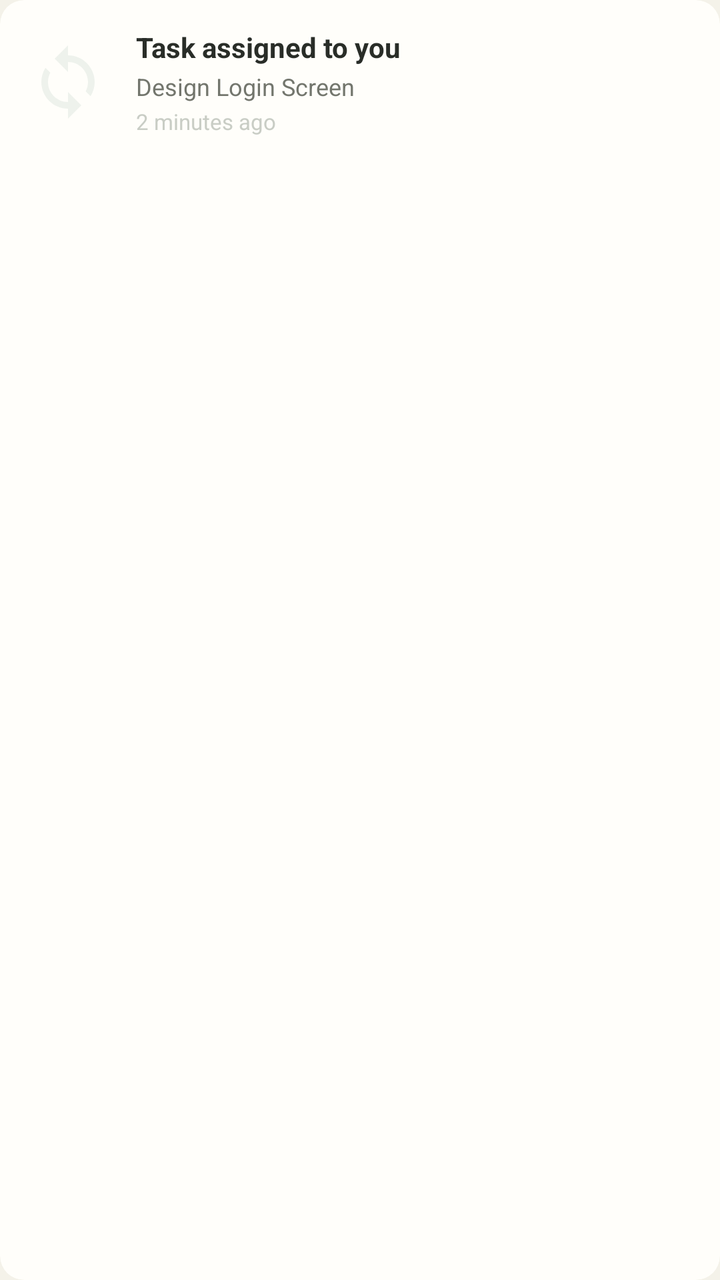
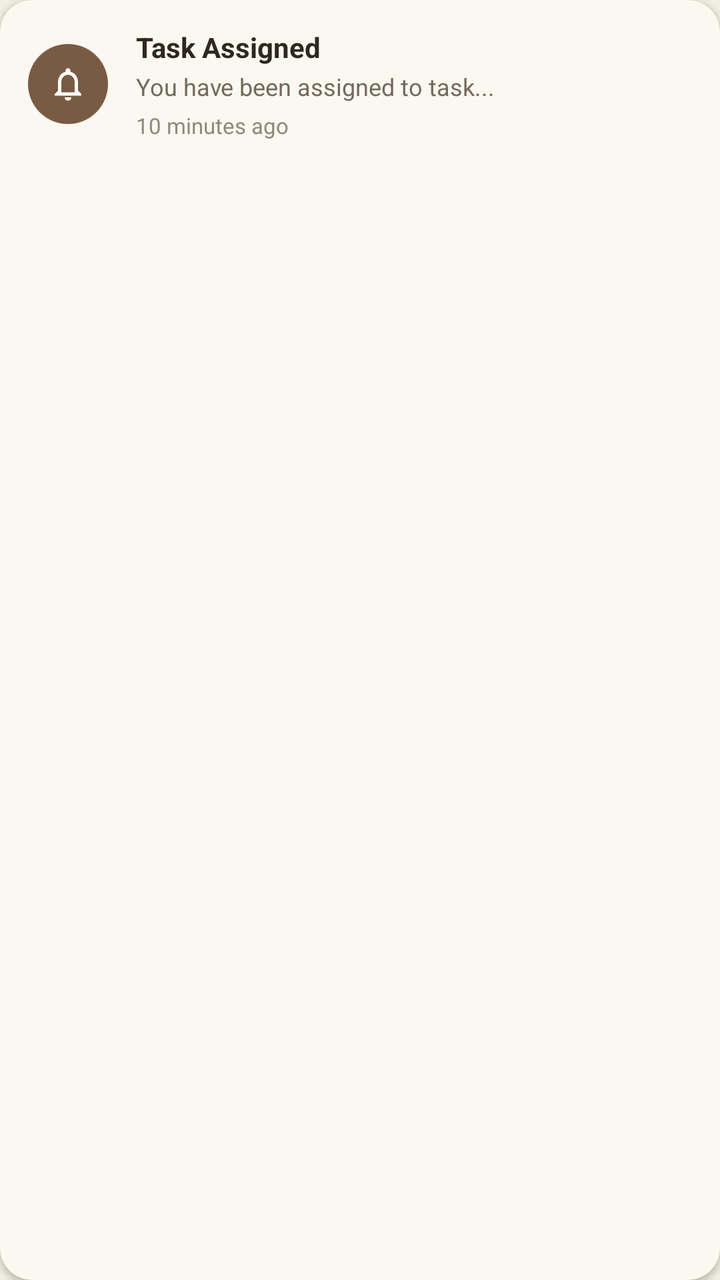

An Android layout rendered at two revisions. The XML below is the earlier revision; the diff shows what the commit changed to produce the second picture.
<!-- AndroidManifest.xml: application theme Theme.ProjectFlow -->
<!-- res/layout/item_notification.xml -->
<?xml version="1.0" encoding="utf-8"?>
<androidx.cardview.widget.CardView xmlns:android="http://schemas.android.com/apk/res/android"
    xmlns:app="http://schemas.android.com/apk/res-auto"
    android:layout_width="match_parent"
    android:layout_height="wrap_content"
    android:layout_marginBottom="10dp"
    app:cardBackgroundColor="@color/chalk_white"
    app:cardCornerRadius="12dp"
    app:cardElevation="0dp">

    <RelativeLayout
        android:layout_width="match_parent"
        android:layout_height="wrap_content"
        android:padding="14dp">

        <FrameLayout
            android:id="@+id/notifIconContainer"
            android:layout_width="40dp"
            android:layout_height="40dp"
            android:layout_alignParentStart="true"
            android:layout_centerVertical="true"
            android:background="@drawable/ic_sync"
            android:backgroundTint="@color/status_green_light" />

        <LinearLayout
            android:layout_width="match_parent"
            android:layout_height="wrap_content"
            android:layout_centerVertical="true"
            android:layout_marginStart="14dp"
            android:layout_toEndOf="@id/notifIconContainer"
            android:orientation="vertical">

            <TextView
                android:id="@+id/tvNotifTitle"
                android:layout_width="wrap_content"
                android:layout_height="wrap_content"
                android:text="Task assigned to you"
                android:textColor="@color/charcoal"
                android:textSize="14sp"
                android:textStyle="bold" />

            <TextView
                android:id="@+id/tvNotifSubtitle"
                android:layout_width="wrap_content"
                android:layout_height="wrap_content"
                android:layout_marginTop="2dp"
                android:text="Design Login Screen"
                android:textColor="@color/stone_grey"
                android:textSize="12sp" />

            <TextView
                android:id="@+id/tvNotifTime"
                android:layout_width="wrap_content"
                android:layout_height="wrap_content"
                android:layout_marginTop="2dp"
                android:text="2 minutes ago"
                android:textColor="@color/mineral_grey"
                android:textSize="11sp" />
        </LinearLayout>

    </RelativeLayout>

</androidx.cardview.widget.CardView>
<!-- resources referenced by this layout -->
<resources>
  <color name="chalk_white">#FFFEFA</color>
  <color name="charcoal">#292D28</color>
  <color name="mineral_grey">#C9CDC5</color>
  <color name="status_green_light">#EEF2EC</color>
  <color name="stone_grey">#73766D</color>
  <!-- drawable ic_sync (drawable) -->
  <vector xmlns:android="http://schemas.android.com/apk/res/android"
      android:width="24dp"
      android:height="24dp"
      android:viewportWidth="24"
      android:viewportHeight="24">
    <path
        android:fillColor="@color/deep_sage"
        android:pathData="M12,4V1L8,5l4,4V6c3.31,0 6,2.69 6,6 0,1.01,-0.25,1.97,-0.7,2.8l1.46,1.46C19.54,15.03 20,13.57 20,12c0,-4.42,-3.58,-8,-8,-8zm0,14c-3.31,0,-6,-2.69,-6,-6 0,-1.01 0.25,-1.97 0.7,-2.8L5.24,7.74C4.46,8.97 4,10.43 4,12c0,4.42 3.58,8 8,8v3l4,-4 -4,-4v3z"/>
  </vector>
  <style name="Theme.ProjectFlow" parent="Theme.MaterialComponents.DayNight.NoActionBar">
          
          <item name="colorPrimary">@color/deep_sage</item>
          <item name="colorPrimaryVariant">@color/deep_sage_dark</item>
          <item name="colorOnPrimary">@color/limestone_ivory</item>
  
          
          <item name="colorSecondary">@color/mineral_sage</item>
          <item name="colorSecondaryVariant">@color/mineral_sage</item>
          <item name="colorOnSecondary">@color/chalk_white</item>
  
          
          <item name="android:statusBarColor">@color/chalk_white</item>
          <item name="android:windowLightStatusBar">true</item>
  
          
          <item name="android:windowBackground">@color/limestone_ivory</item>
          <item name="colorSurface">@color/chalk_white</item>
      </style>
  <color name="deep_sage">#56664C</color>
  <color name="deep_sage_dark">#485640</color>
  <color name="limestone_ivory">#F4F2E9</color>
  <color name="mineral_sage">#78866B</color>
</resources>

<!-- the commit's change to res/layout/item_notification.xml (unified diff, before → after) -->
@@ -1,12 +1,13 @@
 <?xml version="1.0" encoding="utf-8"?>
 <androidx.cardview.widget.CardView xmlns:android="http://schemas.android.com/apk/res/android"
     xmlns:app="http://schemas.android.com/apk/res-auto"
+    android:id="@+id/cardNotification"
     android:layout_width="match_parent"
     android:layout_height="wrap_content"
     android:layout_marginBottom="10dp"
-    app:cardBackgroundColor="@color/chalk_white"
-    app:cardCornerRadius="12dp"
-    app:cardElevation="0dp">
+    app:cardBackgroundColor="@color/earth_surface"
+    app:cardCornerRadius="16dp"
+    app:cardElevation="2dp">
 
     <RelativeLayout
         android:layout_width="match_parent"
@@ -19,14 +20,24 @@
             android:layout_height="40dp"
             android:layout_alignParentStart="true"
             android:layout_centerVertical="true"
-            android:background="@drawable/ic_sync"
-            android:backgroundTint="@color/status_green_light" />
+            android:background="@drawable/bg_chip_selected"
+            android:padding="8dp">
+
+            <ImageView
+                android:id="@+id/ivNotifIcon"
+                android:layout_width="20dp"
+                android:layout_height="20dp"
+                android:layout_gravity="center"
+                android:src="@drawable/ic_notifications"
+                app:tint="@color/white" />
+        </FrameLayout>
 
         <LinearLayout
             android:layout_width="match_parent"
             android:layout_height="wrap_content"
             android:layout_centerVertical="true"
             android:layout_marginStart="14dp"
+            android:layout_toStartOf="@id/unreadDot"
             android:layout_toEndOf="@id/notifIconContainer"
             android:orientation="vertical">
 
@@ -34,8 +45,8 @@
                 android:id="@+id/tvNotifTitle"
                 android:layout_width="wrap_content"
                 android:layout_height="wrap_content"
-                android:text="Task assigned to you"
-                android:textColor="@color/charcoal"
+                android:text="Task Assigned"
+                android:textColor="@color/text_main"
                 android:textSize="14sp"
                 android:textStyle="bold" />
 
@@ -44,20 +55,28 @@
                 android:layout_width="wrap_content"
                 android:layout_height="wrap_content"
                 android:layout_marginTop="2dp"
-                android:text="Design Login Screen"
-                android:textColor="@color/stone_grey"
+                android:text="You have been assigned to task..."
+                android:textColor="@color/text_secondary"
                 android:textSize="12sp" />
 
             <TextView
                 android:id="@+id/tvNotifTime"
                 android:layout_width="wrap_content"
                 android:layout_height="wrap_content"
-                android:layout_marginTop="2dp"
-                android:text="2 minutes ago"
-                android:textColor="@color/mineral_grey"
+                android:layout_marginTop="4dp"
+                android:text="10 minutes ago"
+                android:textColor="@color/text_muted"
                 android:textSize="11sp" />
         </LinearLayout>
 
+        <View
+            android:id="@+id/unreadDot"
+            android:layout_width="10dp"
+            android:layout_height="10dp"
+            android:layout_alignParentEnd="true"
+            android:layout_centerVertical="true"
+            android:background="@drawable/bg_chip_selected"
+            android:visibility="gone" />
+
     </RelativeLayout>
-
 </androidx.cardview.widget.CardView>
<!-- resource entries referenced after the edit -->
@@ -1,42 +1,52 @@
 <!-- resources referenced by this layout -->
 <resources>
-  <color name="chalk_white">#FFFEFA</color>
-  <color name="charcoal">#292D28</color>
-  <color name="mineral_grey">#C9CDC5</color>
-  <color name="status_green_light">#EEF2EC</color>
-  <color name="stone_grey">#73766D</color>
-  <!-- drawable ic_sync (drawable) -->
+  <color name="earth_surface">#FBF8F1</color>
+  <color name="text_main">#30271F</color>
+  <color name="text_muted">#92877A</color>
+  <color name="text_secondary">#74695C</color>
+  <color name="white">#FFFDF8</color>
+  <!-- drawable bg_chip_selected (drawable) -->
+  <?xml version="1.0" encoding="utf-8"?>
+  <shape xmlns:android="http://schemas.android.com/apk/res/android"
+      android:shape="rectangle">
+      <corners android:radius="20dp" />
+      <solid android:color="@color/primary_earth" />
+  </shape>
+  <!-- drawable ic_notifications (drawable) -->
   <vector xmlns:android="http://schemas.android.com/apk/res/android"
       android:width="24dp"
       android:height="24dp"
       android:viewportWidth="24"
       android:viewportHeight="24">
-    <path
-        android:fillColor="@color/deep_sage"
-        android:pathData="M12,4V1L8,5l4,4V6c3.31,0 6,2.69 6,6 0,1.01,-0.25,1.97,-0.7,2.8l1.46,1.46C19.54,15.03 20,13.57 20,12c0,-4.42,-3.58,-8,-8,-8zm0,14c-3.31,0,-6,-2.69,-6,-6 0,-1.01 0.25,-1.97 0.7,-2.8L5.24,7.74C4.46,8.97 4,10.43 4,12c0,4.42 3.58,8 8,8v3l4,-4 -4,-4v3z"/>
+      <path
+          android:fillColor="@android:color/white"
+          android:pathData="M12,22c1.1,0 2,-0.9 2,-2h-4c0,1.1 0.9,2 2,2zm6,-6v-5c0,-3.07 -1.63,-5.64 -4.5,-6.32V4c0,-0.83 -0.67,-1.5 -1.5,-1.5s-1.5,0.67 -1.5,1.5v0.68C7.64,5.36 6,7.92 6,11v5l-2,2v1h16v-1l-2,-2zm-2,1H8v-6c0,-2.48 1.51,-4.5 4,-4.5s4,2.02 4,4.5v6z" />
   </vector>
   <style name="Theme.ProjectFlow" parent="Theme.MaterialComponents.DayNight.NoActionBar">
           
-          <item name="colorPrimary">@color/deep_sage</item>
-          <item name="colorPrimaryVariant">@color/deep_sage_dark</item>
-          <item name="colorOnPrimary">@color/limestone_ivory</item>
+          <item name="colorPrimary">@color/primary_earth</item>
+          <item name="colorPrimaryVariant">@color/deep_earth</item>
+          <item name="colorOnPrimary">@color/earth_raised</item>
   
           
-          <item name="colorSecondary">@color/mineral_sage</item>
-          <item name="colorSecondaryVariant">@color/mineral_sage</item>
-          <item name="colorOnSecondary">@color/chalk_white</item>
+          <item name="colorSecondary">@color/muted_clay</item>
+          <item name="colorSecondaryVariant">@color/secondary_sand</item>
+          <item name="colorOnSecondary">@color/text_main</item>
   
           
-          <item name="android:statusBarColor">@color/chalk_white</item>
+          <item name="android:statusBarColor">@color/earth_surface</item>
           <item name="android:windowLightStatusBar">true</item>
   
           
-          <item name="android:windowBackground">@color/limestone_ivory</item>
-          <item name="colorSurface">@color/chalk_white</item>
+          <item name="android:windowBackground">@color/earth_bg</item>
+          <item name="colorSurface">@color/earth_surface</item>
+          <item name="colorOnSurface">@color/text_main</item>
       </style>
-  <color name="deep_sage">#56664C</color>
-  <color name="deep_sage_dark">#485640</color>
-  <color name="limestone_ivory">#F4F2E9</color>
-  <color name="mineral_sage">#78866B</color>
+  <color name="primary_earth">#795B43</color>
+  <color name="deep_earth">#493628</color>
+  <color name="earth_raised">#FFFDF8</color>
+  <color name="muted_clay">#B69A78</color>
+  <color name="secondary_sand">#D9C9B2</color>
+  <color name="earth_bg">#F3EDE2</color>
 </resources>
 
